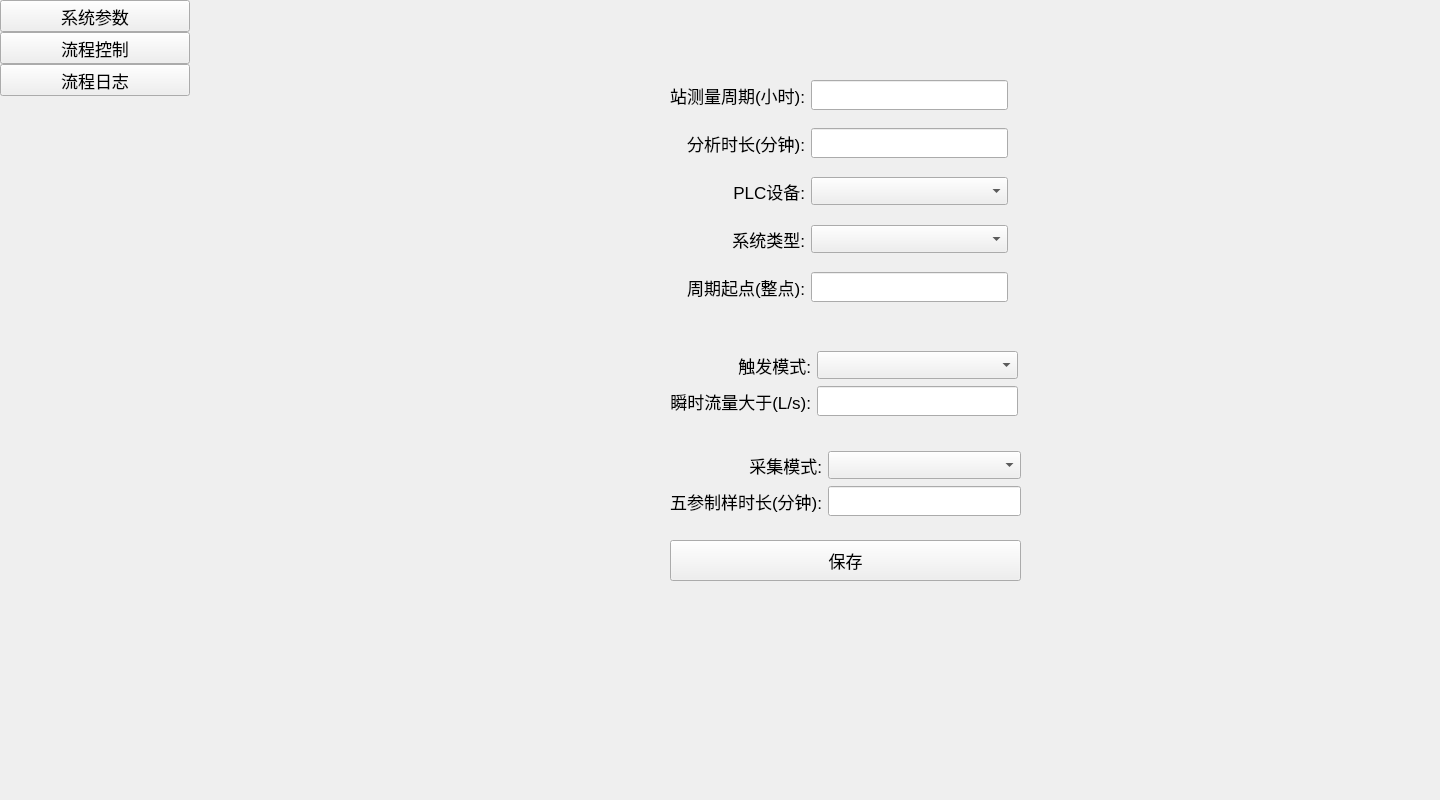
Old version of the form zeei_wm_sysctrl.ui in the repository HFY8513/WM2400.
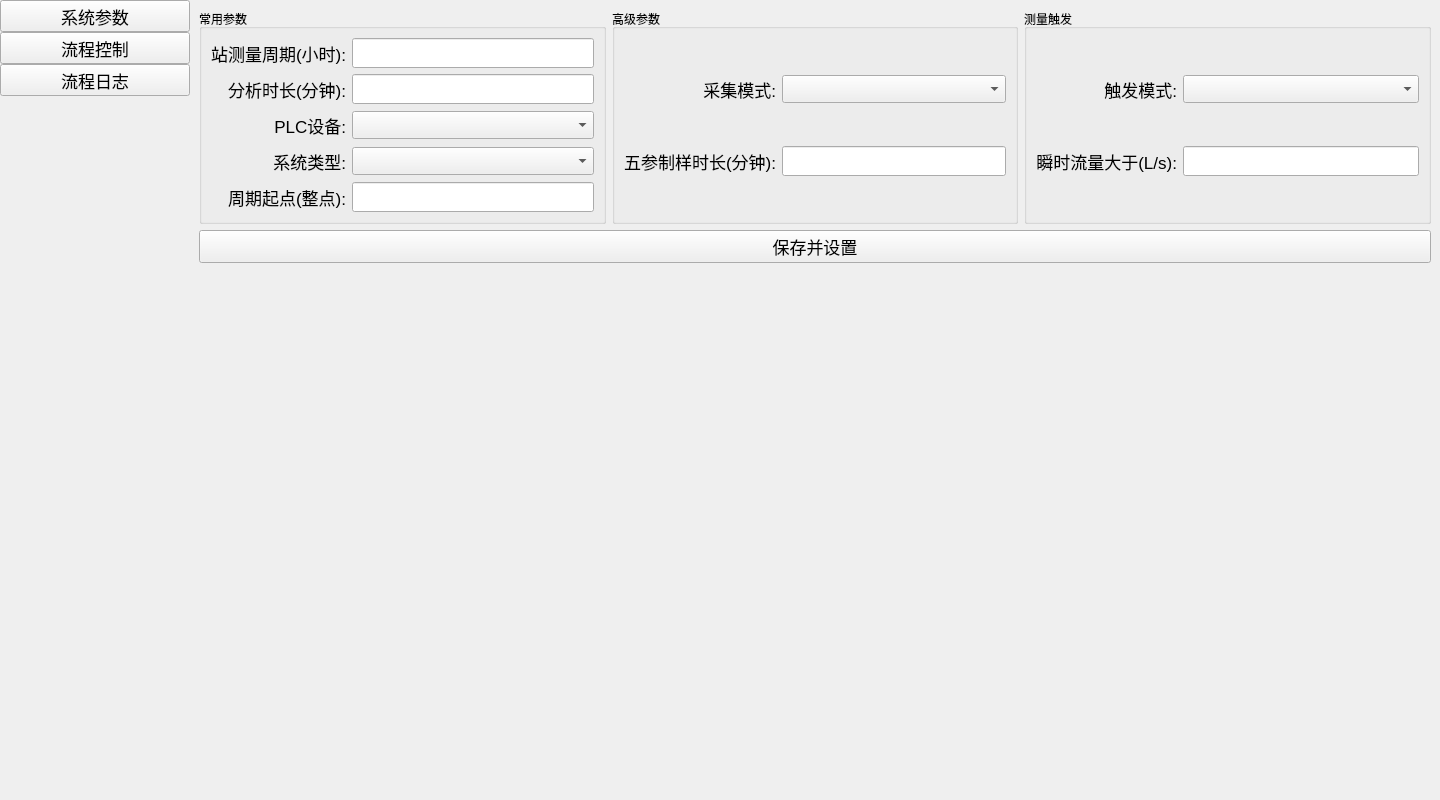
New version of the form. Icons and pictures are not drawn. Custom widgets are drawn as their Qt base class.

Diff of the .ui file:
```diff
--- a/zeei_wm_sysctrl.ui
+++ b/zeei_wm_sysctrl.ui
@@ -126,32 +126,11 @@
    <item row="0" column="1">
     <widget class="QStackedWidget" name="stackedWidget">
      <widget class="QWidget" name="page1">
-      <widget class="QPushButton" name="pbtn_save">
-       <property name="geometry">
-        <rect>
-         <x>480</x>
-         <y>540</y>
-         <width>351</width>
-         <height>41</height>
-        </rect>
-       </property>
-       <property name="font">
-        <font>
-         <pointsize>13</pointsize>
-        </font>
-       </property>
-       <property name="text">
-        <string>保存</string>
-       </property>
-      </widget>
-      <widget class="QWidget" name="layoutWidget">
-       <property name="geometry">
-        <rect>
-         <x>480</x>
-         <y>68</y>
-         <width>338</width>
-         <height>251</height>
-        </rect>
+      <layout class="QGridLayout" name="gridLayout_6">
+       <item row="0" column="0">
+        <widget class="QGroupBox" name="groupBox">
+         <property name="title">
+          <string>常用参数</string>
        </property>
        <layout class="QGridLayout" name="gridLayout">
         <item row="0" column="0">
@@ -247,6 +226,15 @@
           </property>
          </widget>
         </item>
+          <item row="2" column="1">
+           <widget class="QComboBox" name="cmb_epcmodule">
+            <property name="font">
+             <font>
+              <pointsize>13</pointsize>
+             </font>
+            </property>
+           </widget>
+          </item>
         <item row="3" column="0">
          <widget class="QLabel" name="label_4">
           <property name="minimumSize">
@@ -268,6 +256,15 @@
           </property>
          </widget>
         </item>
+          <item row="3" column="1">
+           <widget class="QComboBox" name="cmb_measuretype">
+            <property name="font">
+             <font>
+              <pointsize>13</pointsize>
+             </font>
+            </property>
+           </widget>
+          </item>
         <item row="4" column="0">
          <widget class="QLabel" name="label_5">
           <property name="minimumSize">
@@ -304,112 +301,15 @@
           </property>
          </widget>
         </item>
-        <item row="2" column="1">
-         <widget class="QComboBox" name="cmb_epcmodule">
-          <property name="font">
-           <font>
-            <pointsize>13</pointsize>
-           </font>
-          </property>
-         </widget>
-        </item>
-        <item row="3" column="1">
-         <widget class="QComboBox" name="cmb_measuretype">
-          <property name="font">
-           <font>
-            <pointsize>13</pointsize>
-           </font>
-          </property>
-         </widget>
-        </item>
-       </layout>
-      </widget>
-      <widget class="QWidget" name="layoutWidget">
-       <property name="geometry">
-        <rect>
-         <x>480</x>
-         <y>350</y>
-         <width>348</width>
-         <height>68</height>
-        </rect>
-       </property>
-       <layout class="QGridLayout" name="gridLayout_3">
-        <item row="0" column="0">
-         <widget class="QLabel" name="label_6">
-          <property name="minimumSize">
-           <size>
-            <width>0</width>
-            <height>30</height>
-           </size>
-          </property>
-          <property name="font">
-           <font>
-            <pointsize>13</pointsize>
-           </font>
-          </property>
-          <property name="text">
-           <string>触发模式:</string>
-          </property>
-          <property name="alignment">
-           <set>Qt::AlignRight|Qt::AlignTrailing|Qt::AlignVCenter</set>
-          </property>
-         </widget>
-        </item>
-        <item row="1" column="0">
-         <widget class="QLabel" name="label_7">
-          <property name="minimumSize">
-           <size>
-            <width>0</width>
-            <height>30</height>
-           </size>
-          </property>
-          <property name="font">
-           <font>
-            <pointsize>13</pointsize>
-           </font>
-          </property>
-          <property name="text">
-           <string>瞬时流量大于(L/s):</string>
-          </property>
-          <property name="alignment">
-           <set>Qt::AlignRight|Qt::AlignTrailing|Qt::AlignVCenter</set>
-          </property>
-         </widget>
-        </item>
-        <item row="1" column="1">
-         <widget class="QLineEdit" name="led_trigflowlimt">
-          <property name="minimumSize">
-           <size>
-            <width>0</width>
-            <height>30</height>
-           </size>
-          </property>
-          <property name="font">
-           <font>
-            <pointsize>13</pointsize>
-           </font>
-          </property>
+         </layout>
+         <zorder>layoutWidget</zorder>
+         <zorder>layoutWidget</zorder>
          </widget>
         </item>
         <item row="0" column="1">
-         <widget class="QComboBox" name="cmb_trigmode">
-          <property name="font">
-           <font>
-            <pointsize>13</pointsize>
-           </font>
-          </property>
-         </widget>
-        </item>
-       </layout>
-      </widget>
-      <widget class="QWidget" name="layoutWidget">
-       <property name="geometry">
-        <rect>
-         <x>480</x>
-         <y>450</y>
-         <width>351</width>
-         <height>68</height>
-        </rect>
+        <widget class="QGroupBox" name="groupBox_3">
+         <property name="title">
+          <string>高级参数</string>
        </property>
        <layout class="QGridLayout" name="gridLayout_5">
         <item row="0" column="0">
@@ -480,6 +380,114 @@
         </item>
        </layout>
       </widget>
+       </item>
+       <item row="0" column="2">
+        <widget class="QGroupBox" name="groupBox_2">
+         <property name="title">
+          <string>测量触发</string>
+         </property>
+         <layout class="QGridLayout" name="gridLayout_3">
+          <item row="0" column="0">
+           <widget class="QLabel" name="label_6">
+            <property name="minimumSize">
+             <size>
+              <width>0</width>
+              <height>30</height>
+             </size>
+            </property>
+            <property name="font">
+             <font>
+              <pointsize>13</pointsize>
+             </font>
+            </property>
+            <property name="text">
+             <string>触发模式:</string>
+            </property>
+            <property name="alignment">
+             <set>Qt::AlignRight|Qt::AlignTrailing|Qt::AlignVCenter</set>
+            </property>
+           </widget>
+          </item>
+          <item row="0" column="1">
+           <widget class="QComboBox" name="cmb_trigmode">
+            <property name="font">
+             <font>
+              <pointsize>13</pointsize>
+             </font>
+            </property>
+           </widget>
+          </item>
+          <item row="1" column="0">
+           <widget class="QLabel" name="label_7">
+            <property name="minimumSize">
+             <size>
+              <width>0</width>
+              <height>30</height>
+             </size>
+            </property>
+            <property name="font">
+             <font>
+              <pointsize>13</pointsize>
+             </font>
+            </property>
+            <property name="text">
+             <string>瞬时流量大于(L/s):</string>
+            </property>
+            <property name="alignment">
+             <set>Qt::AlignRight|Qt::AlignTrailing|Qt::AlignVCenter</set>
+            </property>
+           </widget>
+          </item>
+          <item row="1" column="1">
+           <widget class="QLineEdit" name="led_trigflowlimt">
+            <property name="minimumSize">
+             <size>
+              <width>0</width>
+              <height>30</height>
+             </size>
+            </property>
+            <property name="font">
+             <font>
+              <pointsize>13</pointsize>
+             </font>
+            </property>
+           </widget>
+          </item>
+         </layout>
+        </widget>
+       </item>
+       <item row="1" column="0" colspan="3">
+        <widget class="QPushButton" name="pbtn_save">
+         <property name="font">
+          <font>
+           <pointsize>13</pointsize>
+          </font>
+         </property>
+         <property name="text">
+          <string>保存并设置</string>
+         </property>
+        </widget>
+       </item>
+       <item row="2" column="1">
+        <spacer name="verticalSpacer">
+         <property name="orientation">
+          <enum>Qt::Vertical</enum>
+         </property>
+         <property name="sizeHint" stdset="0">
+          <size>
+           <width>20</width>
+           <height>536</height>
+          </size>
+         </property>
+        </spacer>
+       </item>
+      </layout>
+      <zorder>pbtn_save</zorder>
+      <zorder>groupBox</zorder>
+      <zorder>groupBox_2</zorder>
+      <zorder>groupBox_3</zorder>
+      <zorder>layoutWidget</zorder>
+      <zorder>verticalSpacer</zorder>
      </widget>
      <widget class="QWidget" name="page2">
       <widget class="QTableWidget" name="tableWidget">
```
Lines whose indentation alone changed are shown as unchanged.
